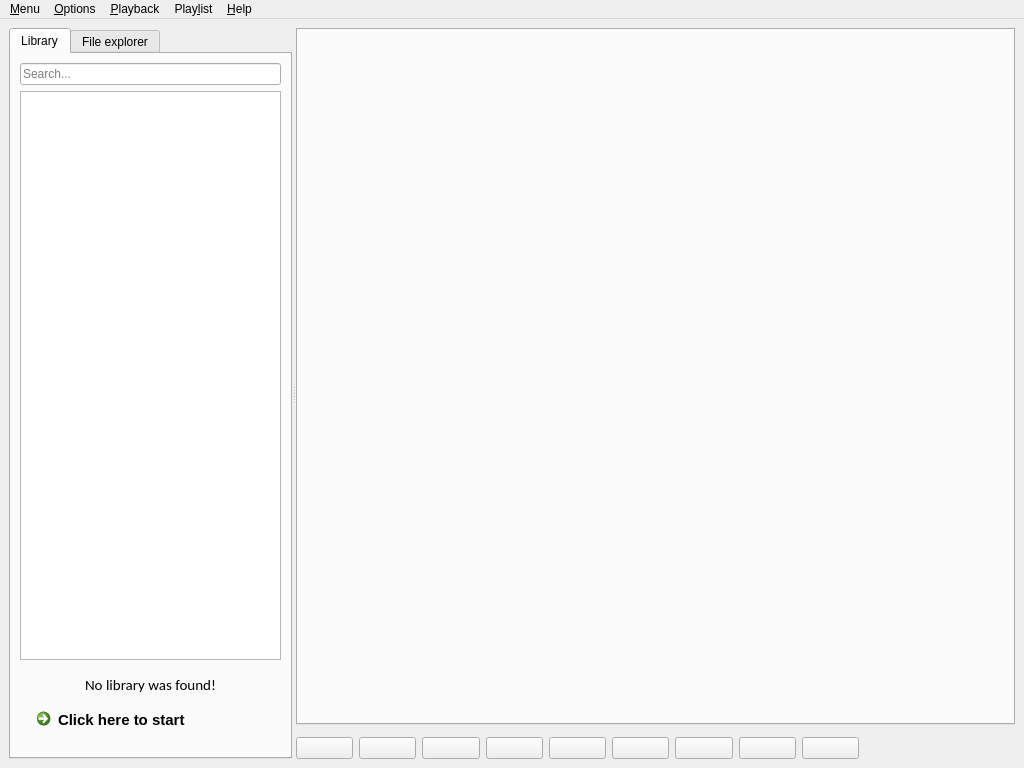
Before: the Qt Designer form code/src/mainwindow.ui in MBach/Miam-Player, drawn with Qt 5.
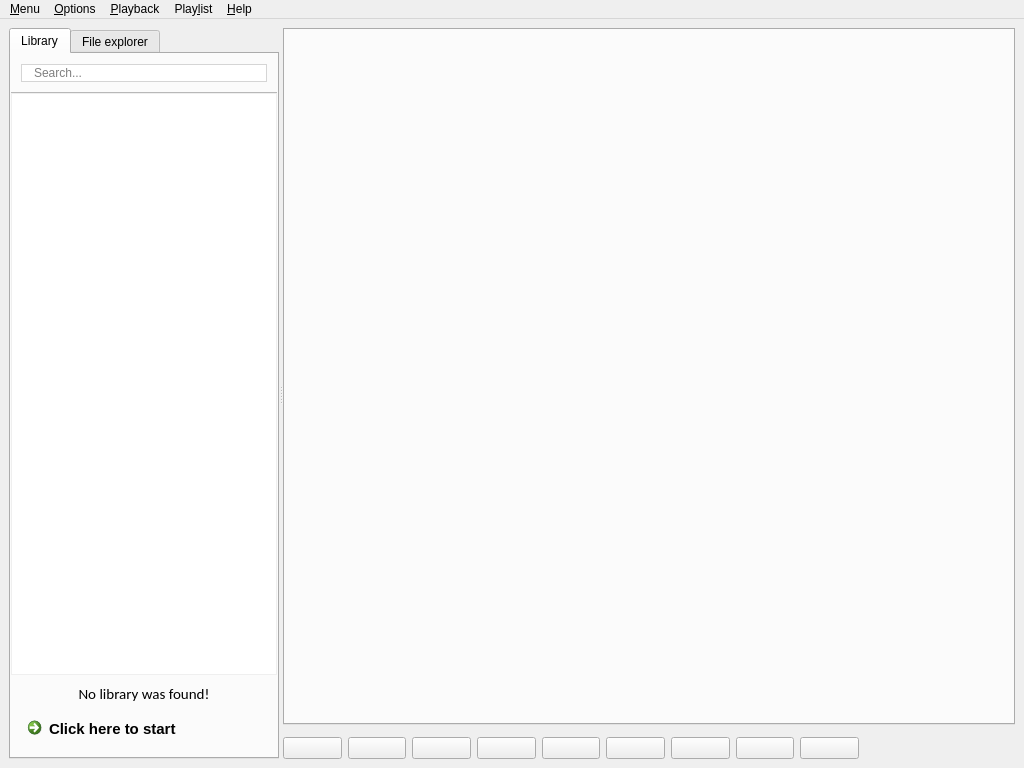
After: the same form once the commit is applied. Icons and pictures are not drawn. Custom widgets are drawn as their Qt base class.

```diff
--- a/code/src/mainwindow.ui
+++ b/code/src/mainwindow.ui
@@ -38,12 +38,22 @@
          <string>Library</string>
         </attribute>
         <layout class="QVBoxLayout" name="verticalLayout_3">
+         <property name="spacing">
+          <number>0</number>
+         </property>
+         <property name="margin">
+          <number>0</number>
+         </property>
          <item>
           <widget class="LibraryFilterLineEdit" name="searchBar">
-           <property name="font">
-            <font>
-             <italic>false</italic>
-            </font>
+           <property name="styleSheet">
+            <string notr="true">border: 1px solid #d5d5d5; border-radius: 10px; margin-left: 10px; margin: 10px; padding-left: 10px;</string>
+           </property>
+           <property name="maxLength">
+            <number>100</number>
+           </property>
+           <property name="frame">
+            <bool>true</bool>
            </property>
            <property name="placeholderText">
             <string>Search...</string>
@@ -52,6 +62,9 @@
          </item>
          <item>
           <widget class="LibraryTreeView" name="library">
+           <property name="styleSheet">
+            <string notr="true">padding: 1px; margin: 0px -1px -1px -1px;</string>
+           </property>
            <property name="editTriggers">
             <set>QAbstractItemView::NoEditTriggers</set>
            </property>
@@ -108,8 +121,18 @@
          <string>File explorer</string>
         </attribute>
         <layout class="QHBoxLayout" name="horizontalLayout">
+         <property name="spacing">
+          <number>0</number>
+         </property>
+         <property name="margin">
+          <number>0</number>
+         </property>
          <item>
-          <widget class="QTreeView" name="filesystem"/>
+          <widget class="QTreeView" name="filesystem">
+           <property name="styleSheet">
+            <string notr="true">margin: -1px;</string>
+           </property>
+          </widget>
          </item>
         </layout>
        </widget>
```
Left out of the diff: 2 changed lines with no effect on the pictures.
